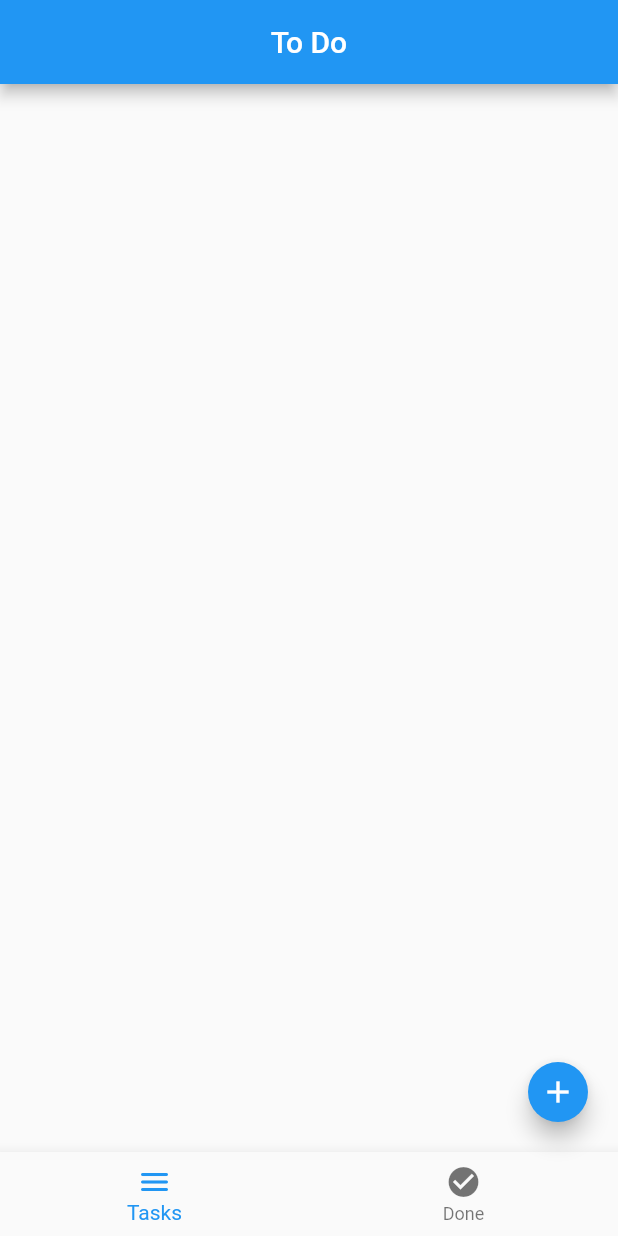
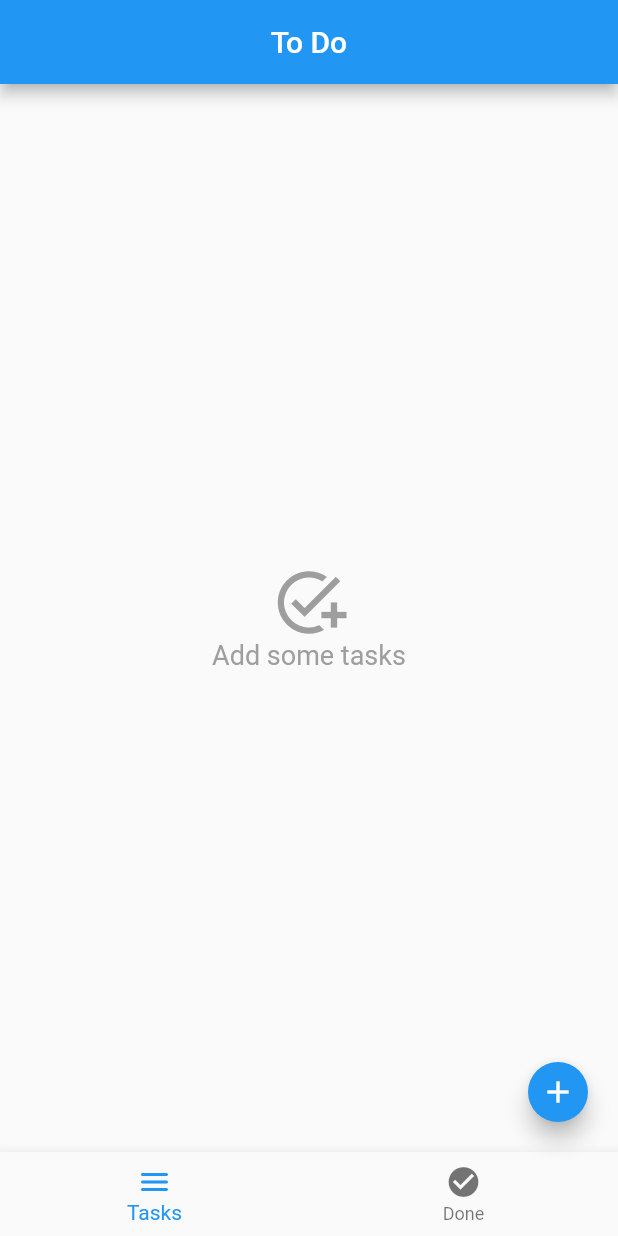
Before and after one commit to Hicham-Elarfaouy/simple_todo_app, a Flutter app: the screen it shows after launch, on a phone screen of 412 x 824 dp. Run offline on Flutter 3.47's test engine with Material 2 defaults, Android fonts, the phone set to English and light mode, and no system bars; our stand-ins replace bloc, flutter_bloc, sqflite; accounts and stored records are empty.

Commit message:
tasks empty

```diff
--- a/lib/ScreenTasks.dart
+++ b/lib/ScreenTasks.dart
@@ -1,3 +1,4 @@
+import 'package:flutter/cupertino.dart';
 import 'package:flutter/material.dart';
 import 'package:flutter_app3/Home.dart';
 import 'package:flutter_app3/cubit/appCubit.dart';
@@ -7,13 +8,13 @@ import 'package:flutter_bloc/flutter_bloc.dart';
 import 'components/constants.dart';
 
 class ScreenTasks extends StatelessWidget {
-
   @override
   Widget build(BuildContext context) {
     return BlocConsumer<appCubit, stateCubit>(
       listener: (context, state) {},
-      builder: (context, state){
+      builder: (context, state) {
         List<Map> tasks = appCubit.get(context).tasks;
+        if (tasks.isNotEmpty)
           return ListView.separated(
             itemBuilder: (context, index) => Dismissible(
               background: Card(
@@ -21,17 +22,23 @@ class ScreenTasks extends StatelessWidget {
                 child: Row(
                   children: [
                     Spacer(),
-                  IconButton(onPressed: (){}, icon: Icon(Icons.delete,color: Colors.white,)),
+                    IconButton(
+                        onPressed: () {},
+                        icon: Icon(
+                          Icons.delete,
+                          color: Colors.white,
+                        )),
                   ],
                 ),
               ),
               key: Key(tasks[index]['id'].toString()),
-            onDismissed: (direction){
+              onDismissed: (direction) {
                 appCubit.get(context).deleteData(id: tasks[index]['id']);
               },
               child: Card(
                 child: Padding(
-                padding: const EdgeInsets.symmetric(horizontal: 20,vertical: 10),
+                  padding:
+                      const EdgeInsets.symmetric(horizontal: 20, vertical: 10),
                   child: Row(
                     children: [
                       Expanded(
@@ -59,10 +66,14 @@ class ScreenTasks extends StatelessWidget {
                         ),
                       ),
                       IconButton(
-                      onPressed: (){
-                        appCubit.get(context).updateData(state: 'done',id: tasks[index]['id']);
+                        onPressed: () {
+                          appCubit.get(context).updateData(
+                              state: 'done', id: tasks[index]['id']);
                         },
-                      icon: Icon(Icons.check_box_outline_blank,color: Colors.green[400],),
+                        icon: Icon(
+                          Icons.check_box_outline_blank,
+                          color: Colors.green[400],
+                        ),
                       ),
                     ],
                   ),
@@ -72,6 +83,26 @@ class ScreenTasks extends StatelessWidget {
             separatorBuilder: (context, index) => Divider(),
             itemCount: tasks.length,
           );
+        else
+          return Center(
+            child: Column(
+              mainAxisAlignment: MainAxisAlignment.center,
+              children: [
+                Icon(
+                  Icons.add_task,
+                  size: 50,
+                  color: Colors.grey,
+                ),
+                Text(
+                  'Add some tasks',
+                  style: TextStyle(
+                    fontSize: 18,
+                    color: Colors.grey,
+                  ),
+                ),
+              ],
+            ),
+          );
       },
     );
   }
```
Lines whose indentation alone changed are shown as unchanged.
